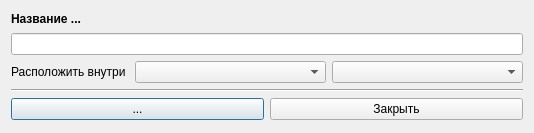
The window that designer/dialogwindows/neddw/nednodedialogwindow.ui (Artemako/auto-exec-doc) describes before a commit, drawn with Qt 5.
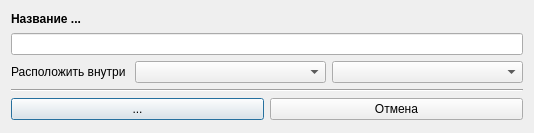
The same window after the commit. Icons and pictures are not drawn.

Commit message: Закрыть в Отмена - где надо

```diff
--- a/designer/dialogwindows/neddw/nednodedialogwindow.ui
+++ b/designer/dialogwindows/neddw/nednodedialogwindow.ui
@@ -94,7 +94,7 @@
      <item>
       <widget class="QPushButton" name="btn_close">
        <property name="text">
-        <string>Закрыть</string>
+        <string>Отмена</string>
        </property>
        <property name="icon">
         <iconset>
```
Left out of the diff: 4 changed lines with no effect on the pictures. The commit also changes 25 other files.
